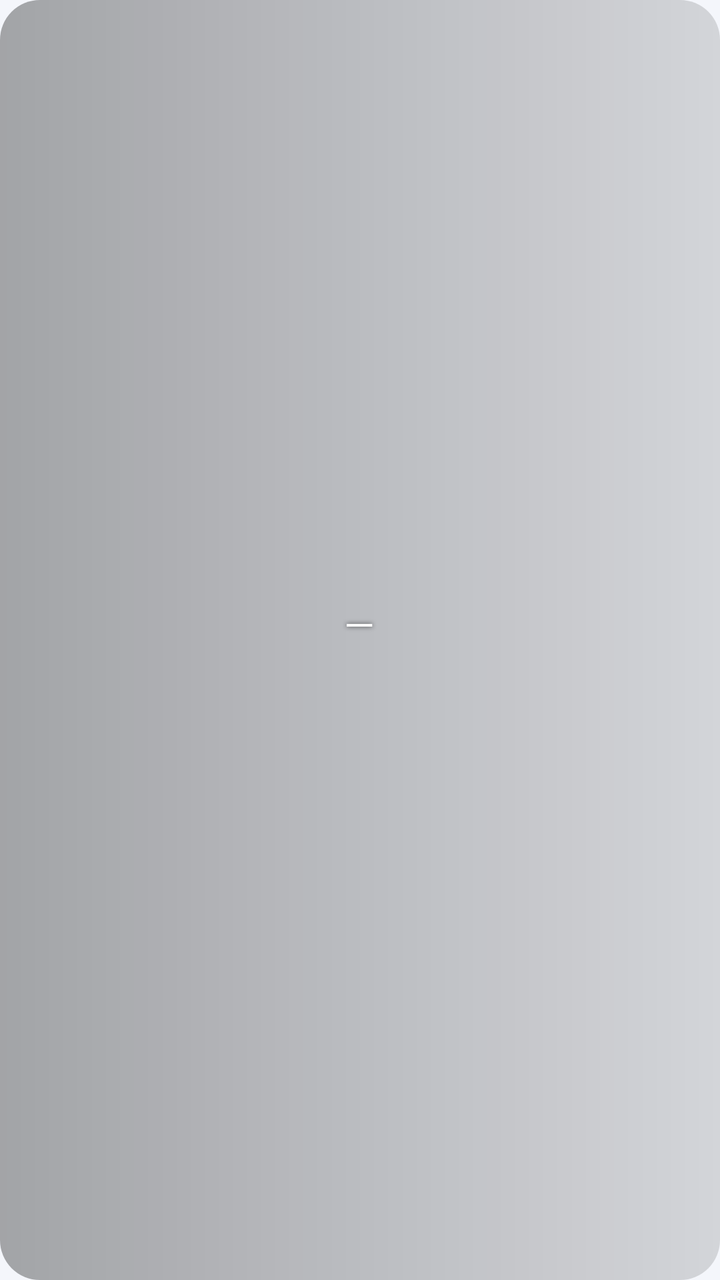
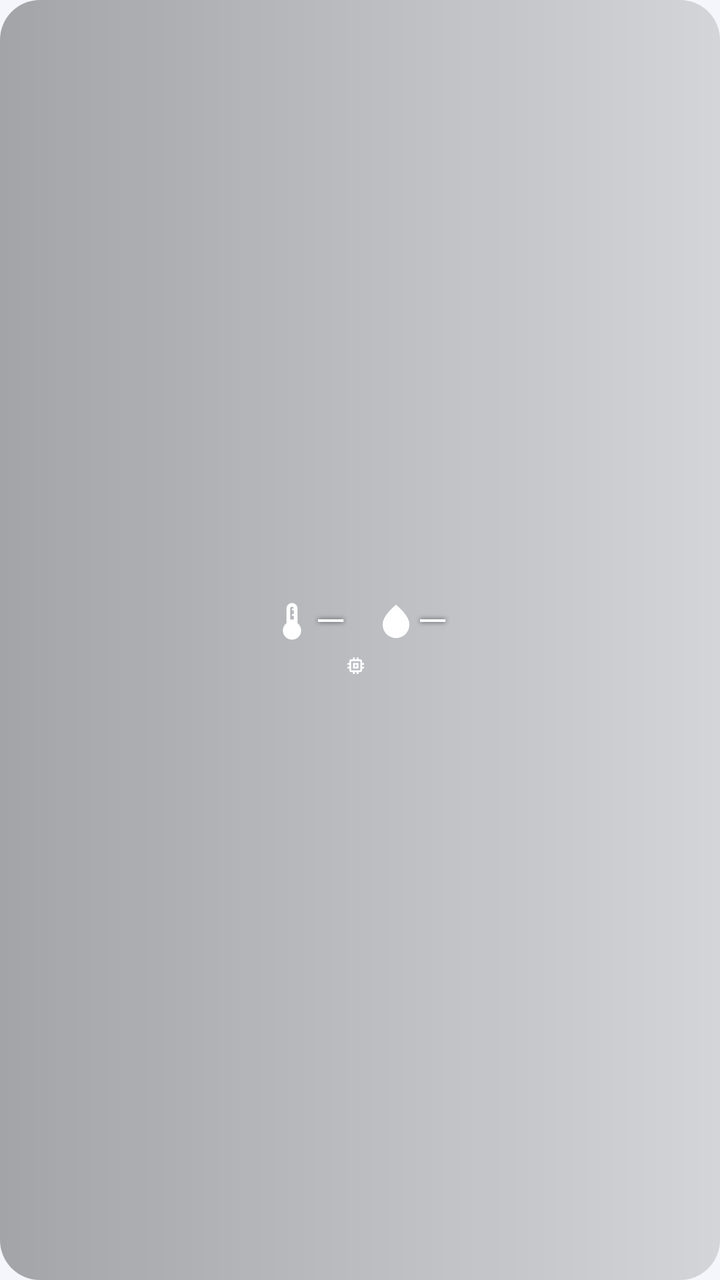

Two renders of the same Android screen: before a commit and after it. Below are the layout's source before the change and the commit's diff.
<!-- AndroidManifest.xml: application theme AppTheme -->
<!-- res/layout/widget_08.xml -->
<?xml version="1.0" encoding="utf-8"?>
<LinearLayout xmlns:android="http://schemas.android.com/apk/res/android" android:id="@+id/root" android:layout_width="match_parent" android:layout_height="match_parent"
    android:orientation="vertical" android:gravity="center" android:paddingStart="16dp" android:paddingEnd="16dp" android:background="@drawable/bg_minimal">
    <TextView android:id="@+id/tLine" android:layout_width="wrap_content" android:layout_height="wrap_content"
        android:textColor="#FFFFFFFF" android:textSize="26sp" android:fontFamily="sans-serif-light" android:maxLines="1"
        android:shadowColor="#AA000000" android:shadowRadius="6" android:text="–" />
    <TextView android:id="@+id/tSub" android:layout_width="wrap_content" android:layout_height="wrap_content"
        android:textColor="#DDFFFFFF" android:textSize="12sp" android:maxLines="1" android:shadowColor="#AA000000" android:shadowRadius="4" />
</LinearLayout>
<!-- resources referenced by this layout -->
<resources>
  <!-- unchanged entries left out for length: 2 -->
</resources>

<!-- the commit's change to res/layout/widget_08.xml (unified diff, before → after) -->
@@ -1,9 +1,44 @@
 <?xml version="1.0" encoding="utf-8"?>
-<LinearLayout xmlns:android="http://schemas.android.com/apk/res/android" android:id="@+id/root" android:layout_width="match_parent" android:layout_height="match_parent"
-    android:orientation="vertical" android:gravity="center" android:paddingStart="16dp" android:paddingEnd="16dp" android:background="@drawable/bg_minimal">
-    <TextView android:id="@+id/tLine" android:layout_width="wrap_content" android:layout_height="wrap_content"
-        android:textColor="#FFFFFFFF" android:textSize="26sp" android:fontFamily="sans-serif-light" android:maxLines="1"
-        android:shadowColor="#AA000000" android:shadowRadius="6" android:text="–" />
-    <TextView android:id="@+id/tSub" android:layout_width="wrap_content" android:layout_height="wrap_content"
-        android:textColor="#DDFFFFFF" android:textSize="12sp" android:maxLines="1" android:shadowColor="#AA000000" android:shadowRadius="4" />
+<LinearLayout xmlns:android="http://schemas.android.com/apk/res/android" android:id="@+id/root" android:layout_width="match_parent" android:layout_height="match_parent" android:orientation="vertical" android:gravity="center" android:padding="12dp" android:background="@drawable/bg_minimal">
+<LinearLayout android:layout_width="match_parent" android:layout_height="wrap_content" android:orientation="horizontal" android:gravity="center">
+  <ImageView android:layout_width="22dp" android:layout_height="22dp" android:src="@drawable/ic_thermo" android:tint="#FFFFFFFF" android:importantForAccessibility="no" />
+  <TextView android:id="@+id/tTemp" android:layout_width="wrap_content" android:layout_height="wrap_content" android:textColor="#FFFFFFFF" android:textSize="26sp" android:maxLines="1" android:ellipsize="end" android:includeFontPadding="false" android:text="–" android:fontFamily="sans-serif-light" android:shadowColor="#AA000000" android:shadowRadius="6" />
+  <ImageView android:layout_width="20dp" android:layout_height="20dp" android:layout_marginStart="14dp" android:src="@drawable/ic_drop" android:tint="#FFFFFFFF" android:importantForAccessibility="no" />
+  <TextView android:id="@+id/tHum" android:layout_width="wrap_content" android:layout_height="wrap_content" android:textColor="#FFFFFFFF" android:textSize="26sp" android:maxLines="1" android:ellipsize="end" android:includeFontPadding="false" android:text="–" android:fontFamily="sans-serif-light" android:shadowColor="#AA000000" android:shadowRadius="6" />
 </LinearLayout>
+<LinearLayout android:layout_width="match_parent" android:layout_height="wrap_content" android:orientation="horizontal" android:gravity="center">
+  <ImageView android:layout_width="11dp" android:layout_height="11dp" android:layout_marginEnd="4dp" android:src="@drawable/ic_sensor" android:tint="#DDFFFFFF" android:importantForAccessibility="no" />
+  <TextView android:id="@+id/tSub" android:layout_width="wrap_content" android:layout_height="wrap_content" android:textColor="#DDFFFFFF" android:textSize="12sp" android:maxLines="1" android:ellipsize="end" android:includeFontPadding="false" android:shadowColor="#AA000000" android:shadowRadius="6" />
+</LinearLayout>
+<include layout="@layout/widget_info_block" />
+</LinearLayout>
+<!-- res/layout/widget_info_block.xml (included above) -->
+<?xml version="1.0" encoding="utf-8"?>
+<LinearLayout xmlns:android="http://schemas.android.com/apk/res/android" android:id="@+id/infoBlock" android:layout_width="match_parent" android:layout_height="wrap_content" android:orientation="vertical" android:layout_marginTop="4dp">
+<LinearLayout android:id="@+id/rowPlace" android:layout_width="match_parent" android:layout_height="wrap_content" android:orientation="horizontal" android:gravity="center_vertical" android:visibility="gone" android:layout_marginTop="2dp">
+  <ImageView android:layout_width="11dp" android:layout_height="11dp" android:layout_marginEnd="4dp" android:src="@drawable/ic_place" android:tint="#CCFFFFFF" android:importantForAccessibility="no" />
+  <TextView android:id="@+id/tPlace" android:layout_width="0dp" android:layout_height="wrap_content" android:textColor="#DDFFFFFF" android:textSize="10sp" android:maxLines="1" android:ellipsize="end" android:includeFontPadding="false" android:layout_weight="1" />
+</LinearLayout>
+<LinearLayout android:id="@+id/rowClock" android:layout_width="match_parent" android:layout_height="wrap_content" android:orientation="horizontal" android:gravity="center_vertical" android:visibility="gone" android:layout_marginTop="2dp">
+  <LinearLayout android:id="@+id/grpTime" android:layout_width="wrap_content" android:layout_height="wrap_content" android:gravity="center_vertical" android:layout_marginEnd="8dp">
+    <ImageView android:layout_width="11dp" android:layout_height="11dp" android:layout_marginEnd="4dp" android:src="@drawable/ic_clock" android:tint="#CCFFFFFF" android:importantForAccessibility="no" />
+    <TextClock android:id="@+id/clockTime" android:layout_width="wrap_content" android:layout_height="wrap_content" android:format24Hour="HH:mm" android:format12Hour="HH:mm" android:textColor="#FFFFFFFF" android:textSize="11sp" android:textStyle="bold" android:includeFontPadding="false" />
+  </LinearLayout>
+  <LinearLayout android:id="@+id/grpDate" android:layout_width="0dp" android:layout_weight="1" android:layout_height="wrap_content" android:gravity="center_vertical">
+    <ImageView android:layout_width="11dp" android:layout_height="11dp" android:layout_marginEnd="4dp" android:src="@drawable/ic_calendar" android:tint="#CCFFFFFF" android:importantForAccessibility="no" />
+    <TextClock android:id="@+id/clockDate" android:layout_width="wrap_content" android:layout_height="wrap_content" android:format24Hour="EEE d. MMM yyyy" android:format12Hour="EEE d. MMM yyyy" android:textColor="#DDFFFFFF" android:textSize="10sp" android:maxLines="1" android:includeFontPadding="false" />
+  </LinearLayout>
+</LinearLayout>
+<LinearLayout android:id="@+id/rowExtra" android:layout_width="match_parent" android:layout_height="wrap_content" android:orientation="horizontal" android:gravity="center_vertical" android:visibility="gone" android:layout_marginTop="2dp">
+  <ImageView android:layout_width="11dp" android:layout_height="11dp" android:layout_marginEnd="4dp" android:src="@drawable/ic_mood" android:tint="#CCFFFFFF" android:importantForAccessibility="no" />
+  <TextView android:id="@+id/tExtra" android:layout_width="0dp" android:layout_height="wrap_content" android:textColor="#DDFFFFFF" android:textSize="10sp" android:maxLines="1" android:ellipsize="end" android:includeFontPadding="false" android:layout_weight="1" />
+</LinearLayout>
+<LinearLayout android:id="@+id/rowToday" android:layout_width="match_parent" android:layout_height="wrap_content" android:orientation="horizontal" android:gravity="center_vertical" android:visibility="gone" android:layout_marginTop="2dp">
+  <ImageView android:layout_width="11dp" android:layout_height="11dp" android:layout_marginEnd="4dp" android:src="@drawable/ic_chart" android:tint="#CCFFFFFF" android:importantForAccessibility="no" />
+  <TextView android:id="@+id/tToday" android:layout_width="0dp" android:layout_height="wrap_content" android:textColor="#DDFFFFFF" android:textSize="10sp" android:maxLines="1" android:ellipsize="end" android:includeFontPadding="false" android:layout_weight="1" />
+</LinearLayout>
+<LinearLayout android:id="@+id/rowUpdated" android:layout_width="match_parent" android:layout_height="wrap_content" android:orientation="horizontal" android:gravity="center_vertical" android:visibility="gone" android:layout_marginTop="2dp">
+  <ImageView android:layout_width="11dp" android:layout_height="11dp" android:layout_marginEnd="4dp" android:src="@drawable/ic_sync" android:tint="#AAFFFFFF" android:importantForAccessibility="no" />
+  <TextView android:id="@+id/tUpdatedAt" android:layout_width="0dp" android:layout_height="wrap_content" android:textColor="#AAFFFFFF" android:textSize="10sp" android:maxLines="1" android:ellipsize="end" android:includeFontPadding="false" android:layout_weight="1" />
+</LinearLayout>
+</LinearLayout>
<!-- resource entries referenced after the edit -->
@@ -1,5 +1,50 @@
 <!-- resources referenced by this layout -->
 <resources>
+  <!-- drawable ic_calendar (drawable) -->
+  <?xml version="1.0" encoding="utf-8"?>
+  <vector xmlns:android="http://schemas.android.com/apk/res/android" android:width="24dp" android:height="24dp" android:viewportWidth="24" android:viewportHeight="24">
+      <path android:fillColor="#FFFFFFFF" android:pathData="M19,3h-1V1h-2v2H8V1H6v2H5c-1.11,0 -1.99,0.9 -1.99,2L3,19c0,1.1 0.89,2 2,2h14c1.1,0 2,-0.9 2,-2V5c0,-1.1 -0.9,-2 -2,-2zM19,19H5V8h14v11zM7,10h5v5H7z" />
+  </vector>
+  <!-- drawable ic_chart (drawable) -->
+  <?xml version="1.0" encoding="utf-8"?>
+  <vector xmlns:android="http://schemas.android.com/apk/res/android" android:width="24dp" android:height="24dp" android:viewportWidth="24" android:viewportHeight="24">
+      <path android:fillColor="#FFFFFFFF" android:pathData="M3.5,18.49l6,-6.01 4,4L22,6.92l-1.41,-1.41 -7.09,7.97 -4,-4L2,16.99z" />
+  </vector>
+  <!-- drawable ic_clock (drawable) -->
+  <?xml version="1.0" encoding="utf-8"?>
+  <vector xmlns:android="http://schemas.android.com/apk/res/android" android:width="24dp" android:height="24dp" android:viewportWidth="24" android:viewportHeight="24">
+      <path android:fillColor="#FFFFFFFF" android:pathData="M11.99,2C6.47,2 2,6.48 2,12s4.47,10 9.99,10C17.52,22 22,17.52 22,12S17.52,2 11.99,2zM12,20c-4.42,0 -8,-3.58 -8,-8s3.58,-8 8,-8 8,3.58 8,8 -3.58,8 -8,8zM12.5,7H11v6l5.25,3.15 0.75,-1.23 -4.5,-2.67z" />
+  </vector>
+  <!-- drawable ic_drop (drawable) -->
+  <?xml version="1.0" encoding="utf-8"?>
+  <vector xmlns:android="http://schemas.android.com/apk/res/android" android:width="24dp" android:height="24dp" android:viewportWidth="24" android:viewportHeight="24">
+      <path android:fillColor="#FFFFFFFF" android:pathData="M12,2c-5.33,4.55 -8,8.48 -8,11.8c0,4.98 3.8,8.2 8,8.2s8,-3.22 8,-8.2C20,10.48 17.33,6.55 12,2z" />
+  </vector>
+  <!-- drawable ic_mood (drawable) -->
+  <?xml version="1.0" encoding="utf-8"?>
+  <vector xmlns:android="http://schemas.android.com/apk/res/android" android:width="24dp" android:height="24dp" android:viewportWidth="24" android:viewportHeight="24">
+      <path android:fillColor="#FFFFFFFF" android:pathData="M11.99,2C6.47,2 2,6.48 2,12s4.47,10 9.99,10C17.52,22 22,17.52 22,12S17.52,2 11.99,2zM12,20c-4.42,0 -8,-3.58 -8,-8s3.58,-8 8,-8 8,3.58 8,8 -3.58,8 -8,8zM15.5,11c0.83,0 1.5,-0.67 1.5,-1.5S16.33,8 15.5,8 14,8.67 14,9.5s0.67,1.5 1.5,1.5zM8.5,11c0.83,0 1.5,-0.67 1.5,-1.5S9.33,8 8.5,8 7,8.67 7,9.5 7.67,11 8.5,11zM12,17.5c2.33,0 4.31,-1.46 5.11,-3.5H6.89c0.8,2.04 2.78,3.5 5.11,3.5z" />
+  </vector>
+  <!-- drawable ic_place (drawable) -->
+  <?xml version="1.0" encoding="utf-8"?>
+  <vector xmlns:android="http://schemas.android.com/apk/res/android" android:width="24dp" android:height="24dp" android:viewportWidth="24" android:viewportHeight="24">
+      <path android:fillColor="#FFFFFFFF" android:pathData="M12,2C8.13,2 5,5.13 5,9c0,5.25 7,13 7,13s7,-7.75 7,-13c0,-3.87 -3.13,-7 -7,-7zM12,11.5c-1.38,0 -2.5,-1.12 -2.5,-2.5s1.12,-2.5 2.5,-2.5 2.5,1.12 2.5,2.5 -1.12,2.5 -2.5,2.5z" />
+  </vector>
+  <!-- drawable ic_sensor (drawable) -->
+  <?xml version="1.0" encoding="utf-8"?>
+  <vector xmlns:android="http://schemas.android.com/apk/res/android" android:width="24dp" android:height="24dp" android:viewportWidth="24" android:viewportHeight="24">
+      <path android:fillColor="#FFFFFFFF" android:pathData="M15,9H9v6h6V9zM13,13h-2v-2h2v2zM21,11V9h-2V7c0,-1.1 -0.9,-2 -2,-2h-2V3h-2v2h-2V3H9v2H7c-1.1,0 -2,0.9 -2,2v2H3v2h2v2H3v2h2v2c0,1.1 0.9,2 2,2h2v2h2v-2h2v2h2v-2h2c1.1,0 2,-0.9 2,-2v-2h2v-2h-2v-2h2zM17,17H7V7h10v10z" />
+  </vector>
+  <!-- drawable ic_sync (drawable) -->
+  <?xml version="1.0" encoding="utf-8"?>
+  <vector xmlns:android="http://schemas.android.com/apk/res/android" android:width="24dp" android:height="24dp" android:viewportWidth="24" android:viewportHeight="24">
+      <path android:fillColor="#FFFFFFFF" android:pathData="M12,4V1L8,5l4,4V6c3.31,0 6,2.69 6,6 0,1.01 -0.25,1.97 -0.7,2.8l1.46,1.46C19.54,15.03 20,13.57 20,12c0,-4.42 -3.58,-8 -8,-8zM12,18c-3.31,0 -6,-2.69 -6,-6 0,-1.01 0.25,-1.97 0.7,-2.8L5.24,7.74C4.46,8.97 4,10.43 4,12c0,4.42 3.58,8 8,8v3l4,-4 -4,-4v3z" />
+  </vector>
+  <!-- drawable ic_thermo (drawable) -->
+  <?xml version="1.0" encoding="utf-8"?>
+  <vector xmlns:android="http://schemas.android.com/apk/res/android" android:width="24dp" android:height="24dp" android:viewportWidth="24" android:viewportHeight="24">
+      <path android:fillColor="#FFFFFFFF" android:pathData="M15,13V5c0,-1.66 -1.34,-3 -3,-3S9,3.34 9,5v8c-1.21,0.91 -2,2.37 -2,4 0,2.76 2.24,5 5,5s5,-2.24 5,-5c0,-1.63 -0.79,-3.09 -2,-4zM11,5c0,-0.55 0.45,-1 1,-1s1,0.45 1,1h-1v1h1v2h-1v1h1v2h-2V5z" />
+  </vector>
   <!-- unchanged entries left out for length: 2 -->
 </resources>
 
